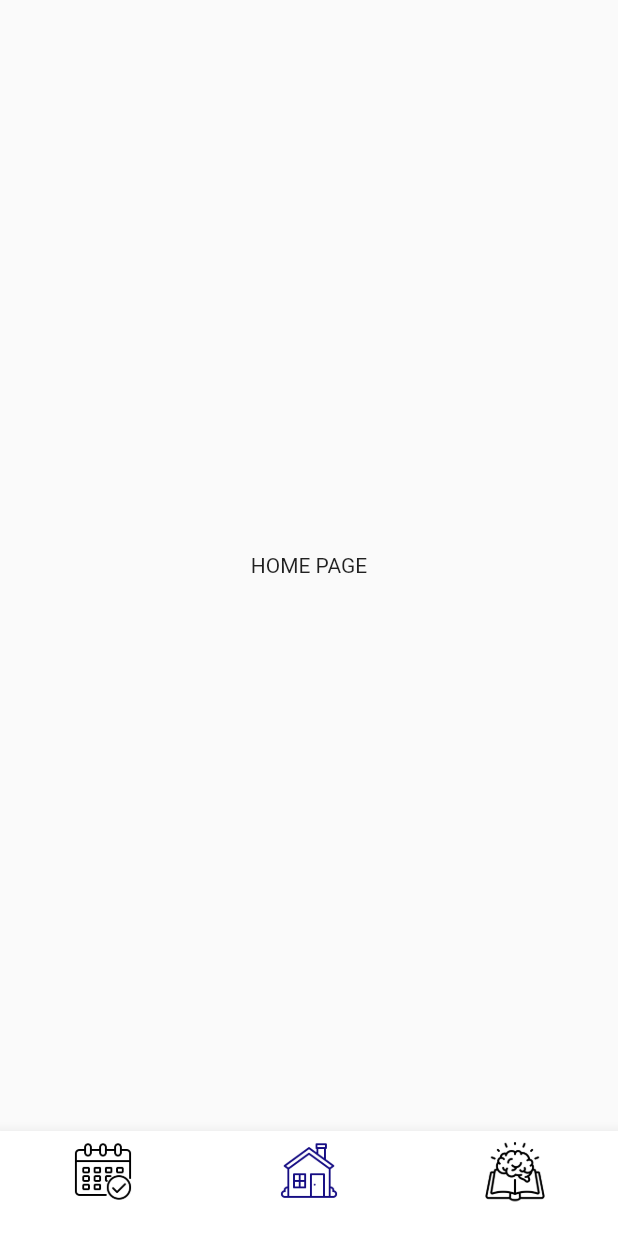
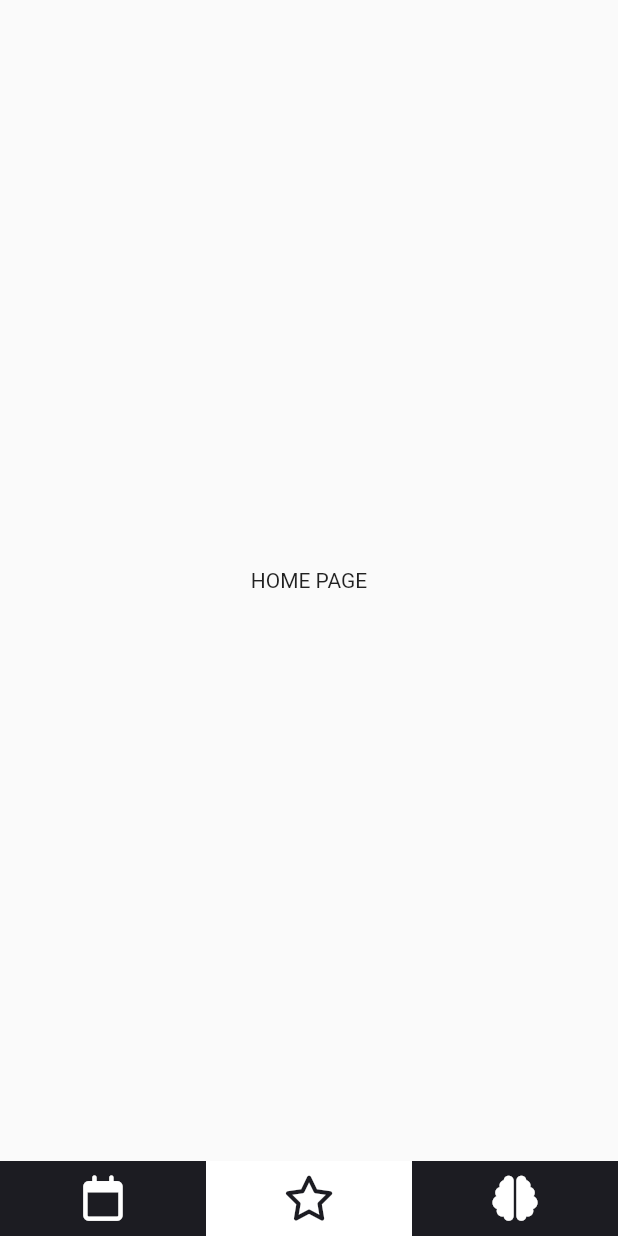
Before and after one commit to milan-kovac/communicator, a Flutter app: the screen it shows after launch, on a phone screen of 412 x 824 dp. Run offline on Flutter 3.47's test engine with Material 2 defaults, Android fonts, the phone set to English and light mode, and no system bars; our stand-ins replace font_awesome_flutter, google_fonts, introduction_screen, page_transition; missing offline and left inert: flutter_event_calendar.

Commit message:
Update clanedar page and bottom navigation UI

```diff
--- a/lib/src/utils/app.color.dart
+++ b/lib/src/utils/app.color.dart
@@ -8,4 +8,5 @@ class AppColors {
   static const ashes = Color(0xFFbdbfc1);
   static const fadeddGray = Color(0xfff4f6f8);
   static const gray = Color(0xFFc2c4c6);
+  static const fadedBlack = Color(0xFF1c1c22);
 }
--- a/lib/src/widgets/global/bottom.navigation.dart
+++ b/lib/src/widgets/global/bottom.navigation.dart
@@ -4,15 +4,15 @@ import 'package:communicator/src/pages/learning.page.dart';
 import 'package:communicator/src/utils/app.color.dart';
 import 'package:communicator/src/utils/router.helper.dart';
 import 'package:flutter/material.dart';
+import 'package:font_awesome_flutter/font_awesome_flutter.dart';
 
 class BottomNavigation extends StatelessWidget {
   final int pageIndex;
   const BottomNavigation({super.key, required this.pageIndex});
-
   @override
   Widget build(BuildContext context) {
-    return BottomNavigationBar(
-      onTap: (value)  {
+
+  void onTap(value)  {
     switch (value) {
       case 0:
       RouterHelper(context: context, where: const CalendarPage()).goFadeAway();
@@ -24,26 +24,54 @@ class BottomNavigation extends StatelessWidget {
       RouterHelper(context: context, where: const LearningPage()).goFadeAway();
       break;
     }
-      },
-      type: BottomNavigationBarType.fixed,
-      currentIndex: pageIndex,
-      selectedItemColor: AppColors.darkPurple,
-      unselectedItemColor: AppColors.gray,
-      backgroundColor: Colors.white,
-      items:  [
-        BottomNavigationBarItem(
-         icon: Image.asset('assets/images/calendar.png', width: 40, color: pageIndex == 0 ? AppColors.darkPurple : Colors.black,),
-          label: '',
+  }
+    return SizedBox(
+      height: 50,
+      child: Row(
+        crossAxisAlignment: CrossAxisAlignment.center,
+        mainAxisAlignment: MainAxisAlignment.spaceEvenly,
+        children: [
+          Expanded(
+            flex: 3,
+            child: GestureDetector(
+              onTap: (() => onTap(0)),
+              child: Container(
+                 height: 50,
+                color: pageIndex == 0 ? Colors.white : AppColors.fadedBlack,
+                child: Icon(FontAwesomeIcons.calendar,
+                    size: 30,
+                    color: pageIndex == 0 ? AppColors.fadedBlack : Colors.white),
               ),
-        BottomNavigationBarItem(
-        icon: Image.asset('assets/images/home.png', width: 40, color: pageIndex == 1 ? AppColors.darkPurple : Colors.black,),
-        label: '',
             ),
-        BottomNavigationBarItem(
-          icon: Image.asset('assets/images/book.png', width: 40, color: pageIndex == 2 ? AppColors.darkPurple : Colors.black,),
-          label: '',
           ),
+           Expanded(
+            flex: 3,
+             child: GestureDetector(
+               onTap: (() => onTap(1)),
+               child: Container(
+                height: 50,
+                color: pageIndex == 1 ? Colors.white : AppColors.fadedBlack,
+                child: Icon(FontAwesomeIcons.star,
+                    size: 30,
+                    color: pageIndex == 1 ? AppColors.fadedBlack : Colors.white),
+                       ),
+             ),
+           ),
+           Expanded(
+            flex: 3,
+             child: GestureDetector(
+               onTap: (() => onTap(2)),
+               child: Container(
+                height: 50,
+                color: pageIndex == 2 ? Colors.white : AppColors.fadedBlack,
+                child: Icon(FontAwesomeIcons.brain,
+                    size: 30,
+                    color: pageIndex == 2 ? AppColors.fadedBlack: Colors.white),
+                       ),
+             ),
+           )
         ],
+      ),
     );
   }
 }
--- a/pubspec.yaml
+++ b/pubspec.yaml
@@ -39,6 +39,8 @@ dependencies:
   introduction_screen: ^3.1.4
   google_fonts: ^4.0.1
   page_transition: ^2.0.9
+  flutter_event_calendar: ^1.0.0
+  font_awesome_flutter: ^10.3.0
 
 dev_dependencies:
   flutter_test:
```
Also changed, not shown: lib/src/pages/calendar.page.dart (+77 -6 lines), pubspec.lock. Lines whose indentation alone changed are shown as unchanged.
